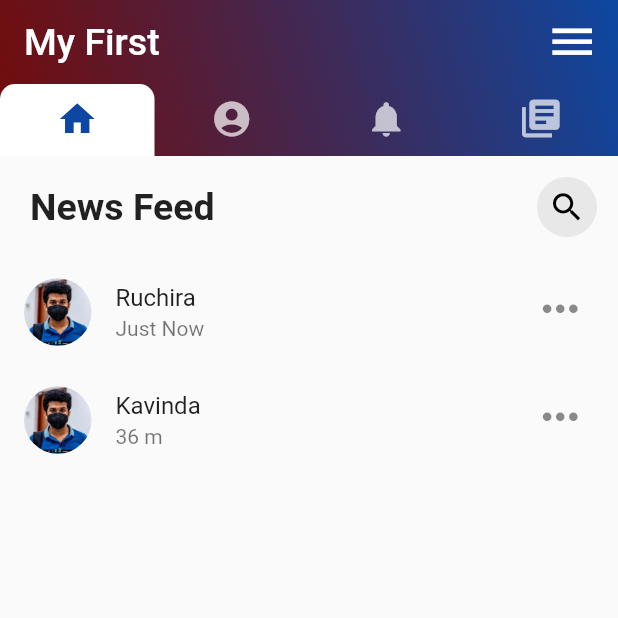
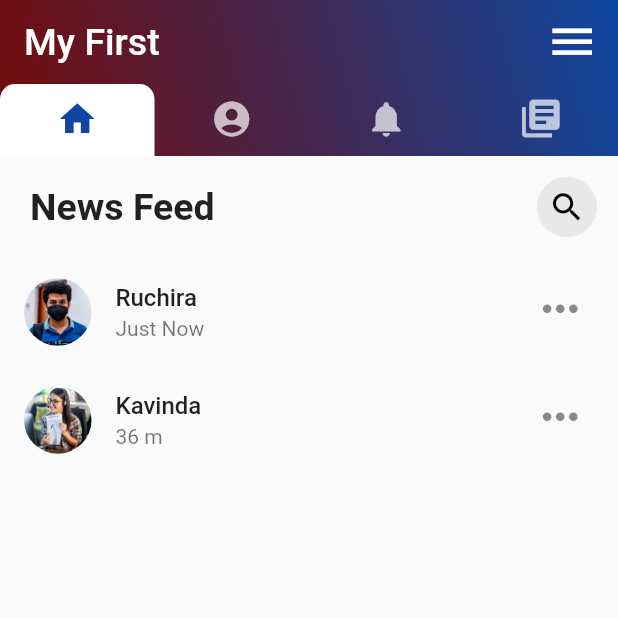
Before and after one commit to Ruchirakavinda/flutter_myfirst, a Flutter app: the screen it shows after launch, on a phone screen of 412 x 824 dp, the top half of it. Run offline on Flutter 3.47's test engine with Material 2 defaults, Android fonts, the phone set to English and light mode, and no system bars; our stand-ins replace flutter_spinkit.

```diff
--- a/lib/home.dart
+++ b/lib/home.dart
@@ -126,6 +126,7 @@ class _tab1State extends State<Tab1> {
 
   List items=["Ruchira","Kavinda"];
   List items2 = ["Just Now","36 m"];
+  List img= ["assests/my.jpg","assests/girl.png"];
 
   @override
   Widget build(BuildContext context) {
@@ -184,14 +185,13 @@ class _tab1State extends State<Tab1> {
                           decoration: BoxDecoration(
                           shape: BoxShape.circle,
                           image: DecorationImage(
-                          image: AssetImage(
-                               "assests/my.jpg"),
+                          image: AssetImage(img[index]),
                                 fit: BoxFit.fill,
                             ),
                           ),
                         ),
                         onTap: (){},
-                        title: Text(items[index]),
+                        title: Text(items[index],style: TextStyle(fontWeight: FontWeight.w500),),
                         subtitle: Text(items2[index]),
                         trailing:Column(
                         children: [
```
